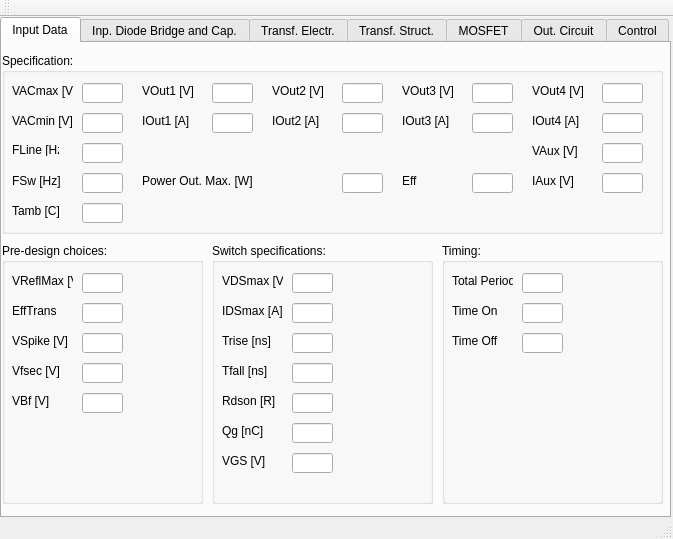
aemeltsev/FLySMPS, file FLySMPS/FLySMPS.ui: the form before one commit.
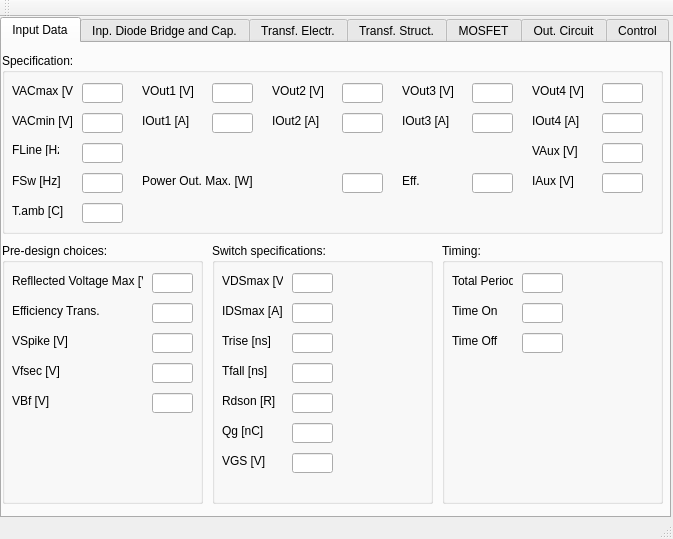
The form after the commit. The open tabs and pages were chosen to show the change.

```diff
--- a/FLySMPS/FLySMPS.ui
+++ b/FLySMPS/FLySMPS.ui
@@ -420,7 +420,7 @@
         </rect>
        </property>
        <property name="text">
-        <string>Eff</string>
+        <string>Eff.</string>
        </property>
       </widget>
       <widget class="QLabel" name="label_25">
@@ -433,7 +433,7 @@
         </rect>
        </property>
        <property name="text">
-        <string>Tamb [C]</string>
+        <string>T.amb [C]</string>
        </property>
       </widget>
      </widget>
@@ -452,7 +452,7 @@
       <widget class="QLineEdit" name="lineEdit_2">
        <property name="geometry">
         <rect>
-         <x>80</x>
+         <x>150</x>
          <y>30</y>
          <width>41</width>
          <height>20</height>
@@ -464,18 +464,18 @@
         <rect>
          <x>10</x>
          <y>30</y>
-         <width>61</width>
+         <width>131</width>
          <height>16</height>
         </rect>
        </property>
        <property name="text">
-        <string>VReflMax [V]</string>
+        <string>Refllected Voltage Max [V]</string>
        </property>
       </widget>
       <widget class="QLineEdit" name="lineEdit_26">
        <property name="geometry">
         <rect>
-         <x>80</x>
+         <x>150</x>
          <y>60</y>
          <width>41</width>
          <height>20</height>
@@ -487,12 +487,12 @@
         <rect>
          <x>10</x>
          <y>60</y>
-         <width>61</width>
+         <width>121</width>
          <height>16</height>
         </rect>
        </property>
        <property name="text">
-        <string>EffTrans</string>
+        <string>Efficiency Trans.</string>
        </property>
       </widget>
       <widget class="QLabel" name="label_27">
@@ -511,7 +511,7 @@
       <widget class="QLineEdit" name="lineEdit_27">
        <property name="geometry">
         <rect>
-         <x>80</x>
+         <x>150</x>
          <y>90</y>
          <width>41</width>
          <height>20</height>
@@ -521,7 +521,7 @@
       <widget class="QLineEdit" name="lineEdit_28">
        <property name="geometry">
         <rect>
-         <x>80</x>
+         <x>150</x>
          <y>120</y>
          <width>41</width>
          <height>20</height>
@@ -557,7 +557,7 @@
       <widget class="QLineEdit" name="lineEdit_29">
        <property name="geometry">
         <rect>
-         <x>80</x>
+         <x>150</x>
          <y>150</y>
          <width>41</width>
          <height>20</height>
```
Left out of the diff: 2 changed lines with no effect on the pictures.
